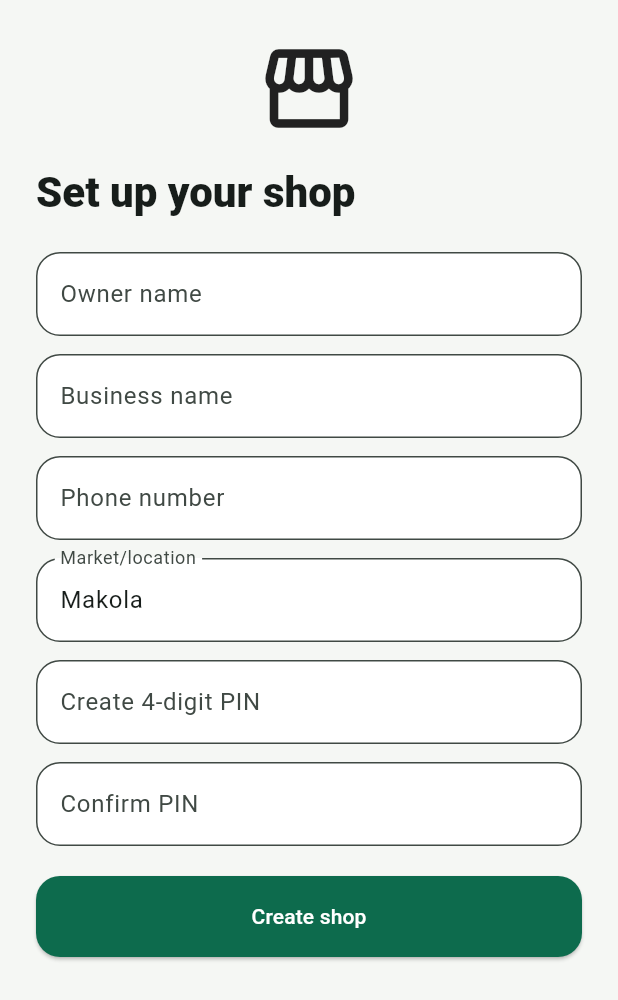
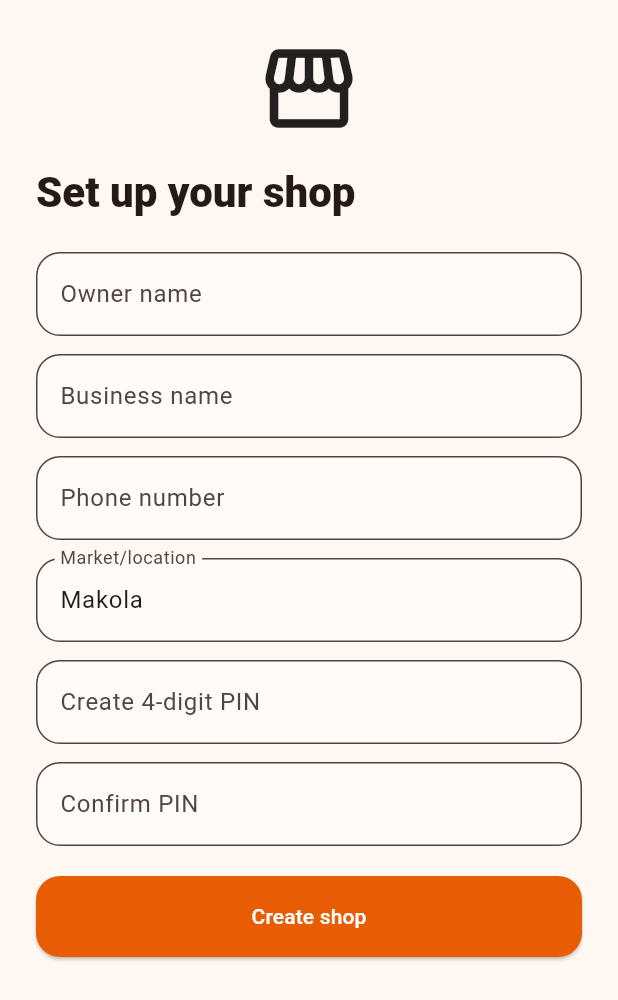
Before and after one commit to Azure2069/gra_tax, a Flutter app: the screen it shows after launch, on a phone screen of 412 x 824 dp. Shown: the top 1000 px of the screen. Run offline on Flutter 3.47's test engine with Material 3 defaults, Android fonts, the phone set to English and light mode, and no system bars; our stand-ins replace drift, drift_flutter, flutter_riverpod, go_router, pdf, printing and 2 more; accounts and stored records are empty; generated files the repository leaves out were written again.

Commit message:
ui change to orange

```diff
--- a/lib/core/theme/app_theme.dart
+++ b/lib/core/theme/app_theme.dart
@@ -1,17 +1,83 @@
 import 'package:flutter/material.dart';
 
 class AppTheme {
+  static const primaryOrange = Color(0xFFE85D04);
+  static const darkOrange = Color(0xFFB83B00);
+  static const complementaryBlue = Color(0xFF2457A6);
+
   static ThemeData get light {
-    const green=Color(0xFF0D6B4D);
-    final scheme=ColorScheme.fromSeed(seedColor: green);
+    final generatedScheme = ColorScheme.fromSeed(
+      seedColor: primaryOrange,
+      brightness: Brightness.light,
+    );
+    final scheme = generatedScheme.copyWith(
+      primary: primaryOrange,
+      onPrimary: Colors.white,
+      primaryContainer: const Color(0xFFFFDBC8),
+      onPrimaryContainer: const Color(0xFF351000),
+      secondary: complementaryBlue,
+      onSecondary: Colors.white,
+      secondaryContainer: const Color(0xFFD9E3FF),
+      onSecondaryContainer: const Color(0xFF001A41),
+      surface: const Color(0xFFFFFBF8),
+      onSurface: const Color(0xFF251A15),
+      outlineVariant: const Color(0xFFE8D7CE),
+    );
+
     return ThemeData(
-      useMaterial3:true,
-      colorScheme:scheme,
-      scaffoldBackgroundColor:const Color(0xFFF5F7F4),
-      cardTheme:CardThemeData(elevation:0,shape:RoundedRectangleBorder(borderRadius:BorderRadius.circular(22),side:const BorderSide(color:Color(0xFFE1E7E1)))),
-      inputDecorationTheme:InputDecorationTheme(filled:true,fillColor:Colors.white,border:OutlineInputBorder(borderRadius:BorderRadius.circular(16))),
-      elevatedButtonTheme:ElevatedButtonThemeData(style:ElevatedButton.styleFrom(minimumSize:const Size.fromHeight(54),backgroundColor:green,foregroundColor:Colors.white,shape:RoundedRectangleBorder(borderRadius:BorderRadius.circular(16)))),
-      navigationBarTheme:const NavigationBarThemeData(height:72,indicatorColor:Color(0xFFDDF2E8)),
+      useMaterial3: true,
+      colorScheme: scheme,
+      scaffoldBackgroundColor: const Color(0xFFFFF7F2),
+      appBarTheme: const AppBarTheme(
+        backgroundColor: Color(0xFFFFF7F2),
+        foregroundColor: Color(0xFF351000),
+        surfaceTintColor: Colors.transparent,
+      ),
+      cardTheme: CardThemeData(
+        color: const Color(0xFFFFFBF8),
+        elevation: 0,
+        shape: RoundedRectangleBorder(
+          borderRadius: BorderRadius.circular(22),
+          side: const BorderSide(color: Color(0xFFE8D7CE)),
+        ),
+      ),
+      inputDecorationTheme: InputDecorationTheme(
+        filled: true,
+        fillColor: const Color(0xFFFFFBF8),
+        border: OutlineInputBorder(borderRadius: BorderRadius.circular(16)),
+        focusedBorder: OutlineInputBorder(
+          borderRadius: BorderRadius.circular(16),
+          borderSide: const BorderSide(color: primaryOrange, width: 2),
+        ),
+      ),
+      elevatedButtonTheme: ElevatedButtonThemeData(
+        style: ElevatedButton.styleFrom(
+          minimumSize: const Size.fromHeight(54),
+          backgroundColor: primaryOrange,
+          foregroundColor: Colors.white,
+          shape: RoundedRectangleBorder(
+            borderRadius: BorderRadius.circular(16),
+          ),
+        ),
+      ),
+      filledButtonTheme: FilledButtonThemeData(
+        style: FilledButton.styleFrom(
+          backgroundColor: primaryOrange,
+          foregroundColor: Colors.white,
+          shape: RoundedRectangleBorder(
+            borderRadius: BorderRadius.circular(16),
+          ),
+        ),
+      ),
+      floatingActionButtonTheme: const FloatingActionButtonThemeData(
+        backgroundColor: primaryOrange,
+        foregroundColor: Colors.white,
+      ),
+      navigationBarTheme: const NavigationBarThemeData(
+        height: 72,
+        backgroundColor: Color(0xFFFFFBF8),
+        indicatorColor: Color(0xFFFFDBC8),
+      ),
     );
   }
 }
--- a/lib/features/home/dashboard_screen.dart
+++ b/lib/features/home/dashboard_screen.dart
@@ -79,7 +79,7 @@ class DashboardScreen extends ConsumerWidget {
             padding: const EdgeInsets.all(24),
             decoration: BoxDecoration(
               gradient: const LinearGradient(
-                colors: [Color(0xFF0D6B4D), Color(0xFF084C38)],
+                colors: [Color(0xFFF97316), Color(0xFFB83B00)],
               ),
               borderRadius: BorderRadius.circular(28),
             ),
--- a/pubspec.yaml
+++ b/pubspec.yaml
@@ -45,7 +45,7 @@ flutter_launcher_icons:
     generate: true
     image_path: "asstes/app_logo.png"
     background_color: "#FFFFFF"
-    theme_color: "#0D6B4D"
+    theme_color: "#E85D04"
   windows:
     generate: true
     image_path: "asstes/app_logo.png"
```
Also changed, not shown: 1 other file.
